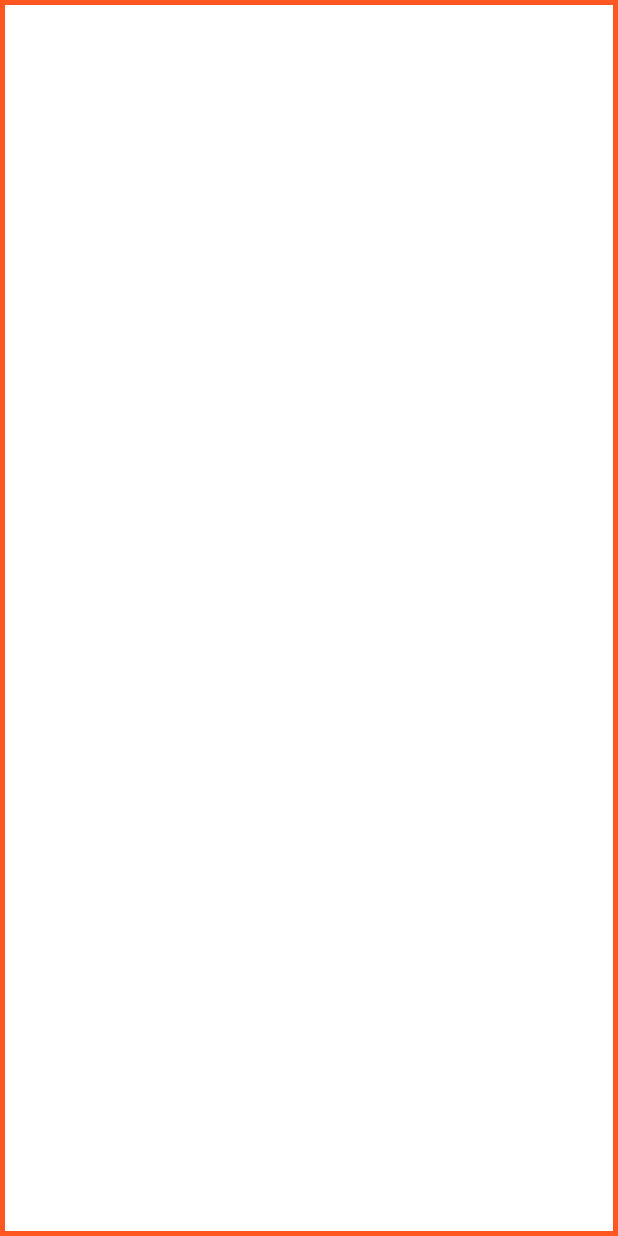
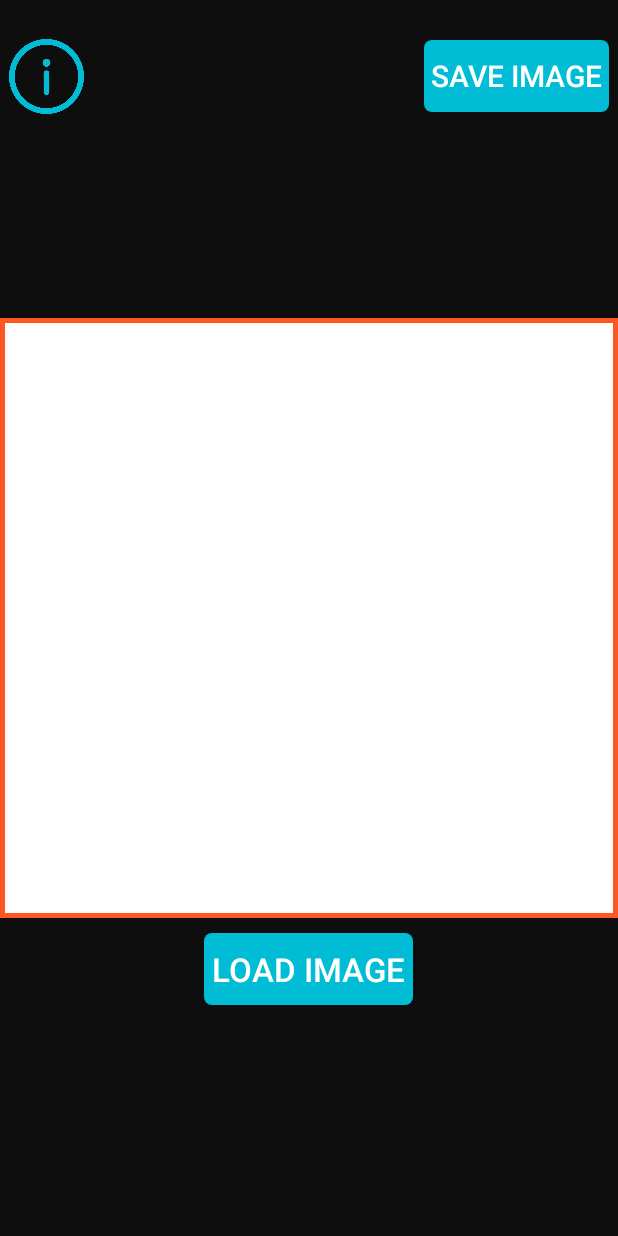
Before and after one commit to LightNeverDies/CameraXProject, an Android app: the Collage_Maker screen opened directly, with no data from a screen before it, on a phone screen of 412 x 824 dp. Run offline under Robolectric (Android 15) with nearby library versions, the light colour scheme and no system bars; 1 statement that could not run was skipped.

Commit message:
Collage-Maker Fixes

```diff
--- a/app/src/main/java/com/example/joy/CameraStartP.kt
+++ b/app/src/main/java/com/example/joy/CameraStartP.kt
@@ -32,7 +32,7 @@ class CameraStartP : AppCompatActivity() {
 
     // Code for permission for using camera and storage of phone
     private val REQUEST_CODE_PERMISSIONS = 101
-    private val REQUIRED_PERMISSIONS = arrayOf("android.permission.CAMERA", "android.permission.WRITE_EXTERNAL_STORAGE")
+    private val REQUIRED_PERMISSIONS = arrayOf("android.permission.CAMERA")
     @SuppressLint("RestrictedApi")
     override fun onCreate(savedInstanceState: Bundle?) {
         super.onCreate(savedInstanceState)
@@ -57,6 +57,7 @@ class CameraStartP : AppCompatActivity() {
                 e.printStackTrace()
             }
         }
+
         //start camera if permission has been granted by user
         if (allPermissionsGranted()) {
            textureView.post{startCamera()}
@@ -72,7 +73,7 @@ class CameraStartP : AppCompatActivity() {
     }
 
     // Starting camera
-    private fun startCamera() {
+    fun startCamera() {
         // unbind camera
         CameraX.unbindAll()
         val aspectRatio = Rational(textureView.width, textureView.height)
--- a/app/src/main/res/layout/activity_collage__maker.xml
+++ b/app/src/main/res/layout/activity_collage__maker.xml
@@ -1,25 +1,104 @@
 <?xml version="1.0" encoding="utf-8"?>
-<LinearLayout xmlns:android="http://schemas.android.com/apk/res/android"
+<RelativeLayout xmlns:android="http://schemas.android.com/apk/res/android"
     xmlns:app="http://schemas.android.com/apk/res-auto"
     xmlns:tools="http://schemas.android.com/tools"
     android:layout_width="match_parent"
     android:layout_height="match_parent"
+    android:background="@color/backgroundMain"
     tools:context=".Collage_Maker">
 
-    <LinearLayout
+    <RelativeLayout
+        android:layout_width="fill_parent"
+        android:layout_height="wrap_content"
+        android:layout_marginTop="20dp"
+        android:orientation="horizontal">
+
+        <Button
+            android:id="@+id/Information"
+            android:layout_width="50dp"
+            android:layout_height="50dp"
+            android:background="@drawable/information"
+            android:layout_alignParentLeft="true"
+            android:backgroundTint="@color/button3"
+            android:layout_margin="6dp"
+            android:textSize="22sp"/>
+
+        <Button
+            android:id="@+id/SaveImage"
+            android:layout_width="wrap_content"
+            android:layout_height="wrap_content"
+            android:background="@drawable/custom_button"
+            android:backgroundTint="@color/button3"
+            android:layout_centerInParent="true"
+            android:layout_alignParentRight="true"
+            android:layout_margin="6dp"
+            android:textSize="20sp"
+            android:text=" Save Image "
+            android:textColor="#FFFFFFFF"/>
+
+    </RelativeLayout>
+
+    <RelativeLayout
         android:layout_width="match_parent"
-        android:layout_height="match_parent"
+        android:layout_height="400dp"
+        android:layout_centerInParent="true"
+        android:id="@+id/MainRelativeLayout"
         android:background="@drawable/image_view_border"
-        android:padding="1dp">
+        android:padding="1dp"
+        android:orientation="horizontal">
 
         <ImageView
             android:id="@+id/Collage_Maker"
             android:layout_width="match_parent"
             android:layout_height="match_parent"
-            android:scaleType="fitXY">
-        </ImageView>
+            android:scaleType="fitXY"/>
 
-    </LinearLayout>
+        <ImageView
+            android:id="@+id/PickedImage"
+            android:layout_width="wrap_content"
+            android:layout_height="wrap_content"
+            android:layout_alignBottom="@id/Collage_Maker"
+            android:layout_alignLeft="@id/Collage_Maker"
+            android:layout_alignRight="@id/Collage_Maker"
+            android:layout_alignTop="@id/Collage_Maker"
+            android:visibility="gone"
+            />
 
 
-</LinearLayout>
+        <TextView
+            android:id="@+id/TextInformation"
+            android:layout_width="match_parent"
+            android:layout_height="match_parent"
+            android:textSize="20sp"
+            android:textColor="@color/design_default_color_on_secondary"
+            android:fontFamily="@font/bradhitc"
+            android:textAlignment="center"
+            android:gravity="center"
+            android:visibility="gone"
+            />
+
+    </RelativeLayout>
+
+    <RelativeLayout
+        android:layout_width="match_parent"
+        android:layout_height="wrap_content"
+        android:layout_alignBottom="@id/Collage_Maker"
+        android:layout_below="@id/MainRelativeLayout"
+        tools:ignore="NotSibling">
+
+        <Button
+            android:id="@+id/LoadGallery"
+            android:layout_width="wrap_content"
+            android:layout_height="wrap_content"
+            android:background="@drawable/custom_button"
+            android:backgroundTint="@color/button3"
+            android:layout_centerInParent="true"
+            android:layout_margin="10dp"
+            android:textSize="22sp"
+            android:textColor="#FFFFFFFF"
+            android:text=" Load Image " />
+
+    </RelativeLayout>
+
+
+</RelativeLayout>
```
Also changed, not shown: app/src/main/AndroidManifest.xml (+8 -4 lines), app/src/main/java/com/example/joy/Collage_Maker.java (+137 -1 lines), app/src/main/java/com/example/joy/MainActivity.java (+48 -10 lines), app/src/main/res/drawable-v24/information.png (added).
